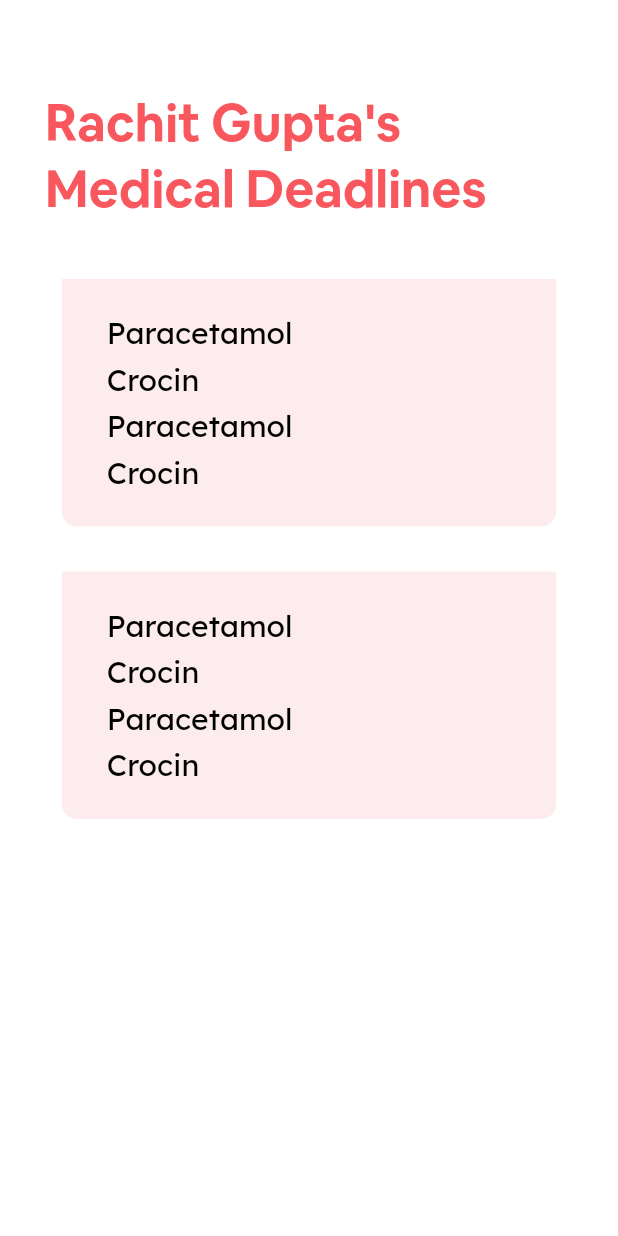
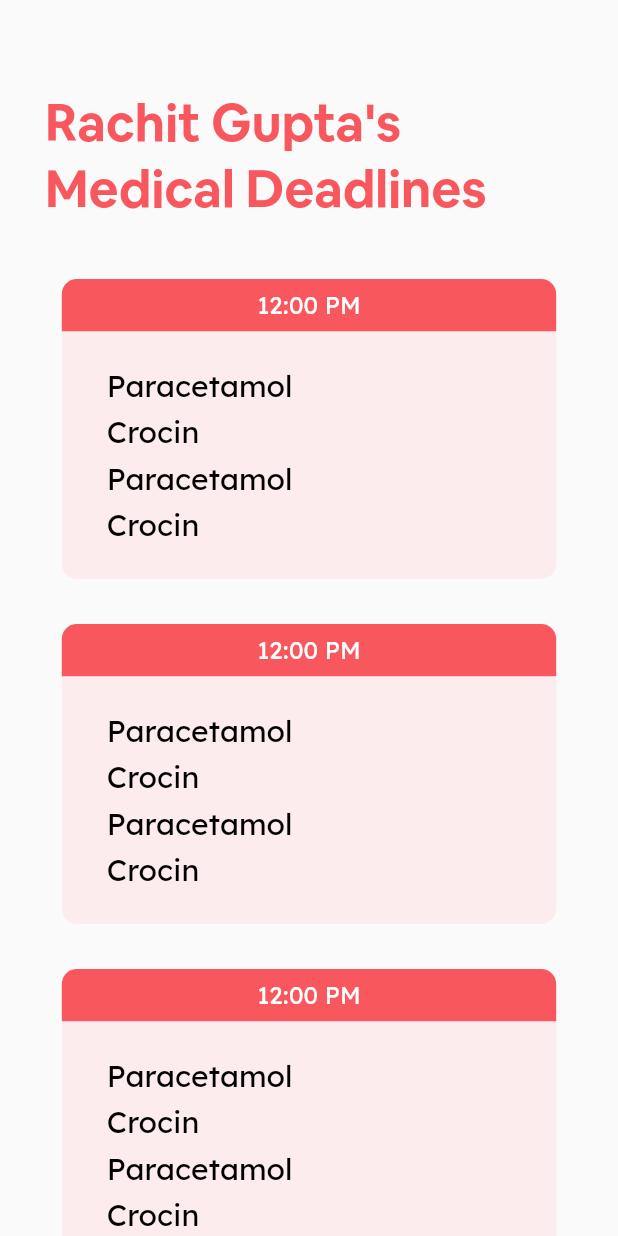
Before and after one commit to MLH-Fellowship/soochit, a Flutter app: the HomePatient screen opened by its route, on a phone screen of 412 x 824 dp. Run offline on Flutter 3.47's test engine with Material 2 defaults, Android fonts, the phone set to English and light mode, and no system bars; our stand-ins replace firebase_auth, flutter_mobx, mobx; missing offline and left inert: numeric_keyboard; accounts and stored records are empty; generated files the repository leaves out were written again; network calls fail.

Commit message:
frontend: patient med deadlines + prescrip history

```diff
--- a/lib/global/myStrings.dart
+++ b/lib/global/myStrings.dart
@@ -19,10 +19,10 @@ class MyStrings {
 
   // snackBar messages (errors/suggestions)
   static const invalidPhoneNumber = 'Please enter a valid phone number';
-  static const invalidCodeOrAuth = 'Invalid code/invalid authentication';
+  static const invalidCodeOrAuth = 'Invalid code/Invalid authentication';
   static const somethingGoneWrong = 'Something has gone wrong, please try later';
-  static const invalidPhoneNumberFormat = 'The phone number format is incorrect. Please enter your number in E.164 format. [+][country code][number]';
-  static const wrongCodeInput = 'Wrong code ! Please enter the last code received.';
+  static const invalidPhoneNumberFormat = 'The phone number format is incorrect. Please enter your number in E.164 format i.e. [+][country code][number]';
+  static const incorrectOTP = 'Incorrect OTP. Please enter the last code received.';
 
   //dummy data
   static const patientName = "Rachit Gupta";
--- a/lib/main.dart
+++ b/lib/main.dart
@@ -3,7 +3,7 @@ import 'package:provider/provider.dart';
 import 'package:soochit/pages/authentication/signout.dart';
 import 'package:soochit/pages/authentication/register.dart';
 import 'package:soochit/pages/authentication/enterOTP.dart';
-import 'package:soochit/pages/authentication/splash_page.dart';
+import 'package:soochit/pages/authentication/splashScreen.dart';
 import 'package:soochit/stores/login_store.dart';
 import 'pages/welcome.dart';
 import 'pages/login.dart';
@@ -42,7 +42,7 @@ class _MyAppState extends State<MyApp> {
         child: MaterialApp(
           title: 'Soochit',
           debugShowCheckedModeBanner: false,
-          home: EnterOTP(),
+          home: PrescriptionHistory(),
           routes: {
             EnterOTP.id: (context) => EnterOTP(),
             Register.id: (context) => Register(),
--- a/lib/pages/authentication/enterOTP.dart
+++ b/lib/pages/authentication/enterOTP.dart
@@ -3,7 +3,6 @@ import 'package:flutter_mobx/flutter_mobx.dart';
 import 'package:numeric_keyboard/numeric_keyboard.dart';
 import 'package:provider/provider.dart';
 import 'package:soochit/global/myDimens.dart';
-import 'package:soochit/global/mySpaces.dart';
 import 'package:soochit/global/myStrings.dart';
 import 'package:soochit/stores/login_store.dart';
 import 'package:soochit/widgets/loaderHud.dart';
@@ -33,7 +32,7 @@ class _EnterOTPState extends State<EnterOTP> {
         height: MyDimens.double_40,
         width: MyDimens.double_40,
         decoration: BoxDecoration(
-            color: MyColors.lightPink,
+            color: MyColors.inputFieldPink,
             border: Border.all(color: MyColors.lighterPink),
             borderRadius: BorderRadius.all(Radius.circular(MyDimens.double_4))),
         child: Center(
--- a/lib/pages/patient-specific/homePatient.dart
+++ b/lib/pages/patient-specific/homePatient.dart
@@ -14,7 +14,10 @@ class HomePatient extends StatefulWidget {
 class _HomePatientState extends State<HomePatient> {
   @override
   Widget build(BuildContext context) {
-    return Container(
+    return Scaffold(
+      body: SafeArea(
+        child: SingleChildScrollView(
+          child: Container(
             margin: EdgeInsets.all(MyDimens.double_30),
             child: Column(
               children: [
@@ -29,10 +32,19 @@ class _HomePatientState extends State<HomePatient> {
                     MySpaces.vMediumGapInBetween,
                     MedicineDeadlineReminder(),
                     MySpaces.vMediumGapInBetween,
+                    MedicineDeadlineReminder(),
+                    MySpaces.vMediumGapInBetween,
+                    MedicineDeadlineReminder(),
+                    MySpaces.vMediumGapInBetween,
+                    MedicineDeadlineReminder(),
+                    MySpaces.vMediumGapInBetween,
                   ],
                 )
               ],
             ),
+          ),
+        )
+      ),
     );
   }
 }
--- a/lib/stores/login_store.dart
+++ b/lib/stores/login_store.dart
@@ -86,7 +86,7 @@ abstract class LoginStoreBase with Store {
     await _auth.signInWithCredential(_authCredential).catchError((error) {
       isOtpLoading = false;
       otpScaffoldKey.currentState
-          .showSnackBar(getSnackBar(context, MyStrings.wrongCodeInput));
+          .showSnackBar(getSnackBar(context, MyStrings.incorrectOTP));
     }).then((AuthResult authResult) {
       if (authResult != null && authResult.user != null) {
         print('Authentication successful');
--- a/lib/widgets/medicineDeadlineReminder.dart
+++ b/lib/widgets/medicineDeadlineReminder.dart
@@ -10,6 +10,20 @@ class MedicineDeadlineReminder extends StatelessWidget {
   Widget build(BuildContext context) {
     return Column(
       children: [
+        Container(
+          height: MyDimens.double_35,
+          width: MediaQuery.of(context).size.width*0.80,
+          decoration: BoxDecoration(
+            borderRadius: BorderRadius.only(topLeft: Radius.circular(MyDimens.double_10),topRight: Radius.circular(MyDimens.double_10)),
+            color: MyColors.primaryColor,
+          ),
+          child: Align(
+            child: Text(
+              MyStrings.time, style: Theme.of(context).textTheme.subtitle1.copyWith(color: MyColors.white, fontFamily: 'lexenddeca'),
+            ),
+              alignment: Alignment.center,
+          )
+        ),
         Container(
             padding: EdgeInsets.symmetric(horizontal: MyDimens.double_30),
             height: MyDimens.double_200-MyDimens.double_35,
```
Also changed, not shown: lib/pages/patient-specific/prescriptionHistory.dart (+15 -1 lines), lib/pages/authentication/splashScreen.dart (renamed from lib/pages/authentication/splash_page.dart). Lines whose indentation alone changed are shown as unchanged.
